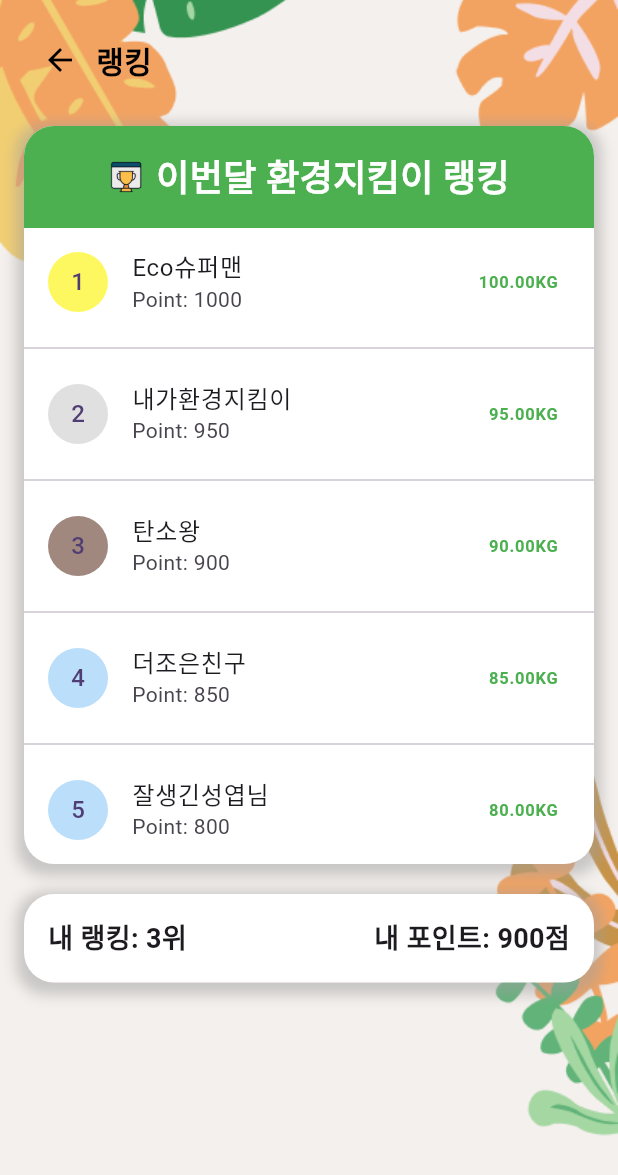
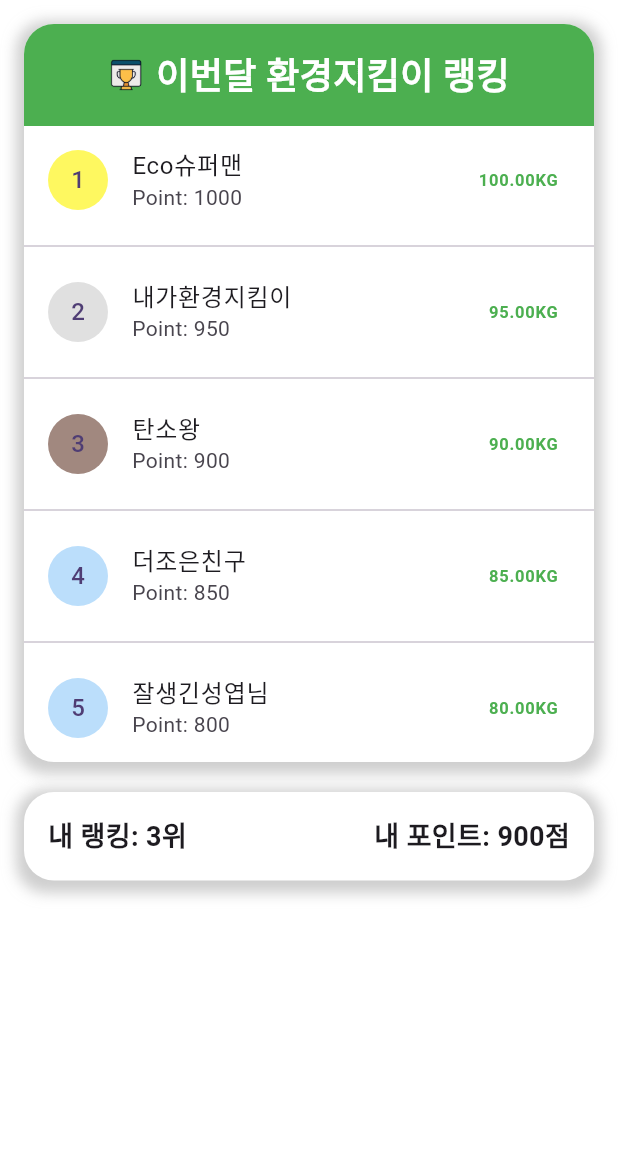
Before and after one commit to donghun-ha/pureme.Carbon_Footprint_App, a Flutter app: the RankPage screen opened directly, on a phone screen of 412 x 824 dp. Shown: the top 1175 px of the screen. Run offline on Flutter 3.47's test engine with Material 3 defaults, Android fonts, the phone set to English and light mode, and no system bars; our stand-ins replace firebase_core, get; accounts and stored records are empty.

```diff
--- a/team_project2_pure_me/lib/view/feed/feed_detail.dart
+++ b/team_project2_pure_me/lib/view/feed/feed_detail.dart
@@ -12,7 +12,7 @@ class FeedDetail extends StatelessWidget {
           image: AssetImage('images/background_id.png'), // 배경 이미지
         ),
       ),
-      child: Scaffold(
+      child: const Scaffold(
         backgroundColor: Colors.transparent,
         // 피드 가져오는 함수: fetchFeedDetail(),
         // 피드가 담겨있는 변수 : curFeed
--- a/team_project2_pure_me/lib/view/feed/feed_home.dart
+++ b/team_project2_pure_me/lib/view/feed/feed_home.dart
@@ -60,7 +60,7 @@ class FeedHome extends StatelessWidget {
                                   itemBuilder: (context, index) {
                                     return GestureDetector(
                                       onTap: () => Get.to(
-                                        () => FeedDetail(),
+                                        () => const FeedDetail(),
                                         arguments: feedHandler.feedList[index],
                                       ),
                                       child: Card(
--- a/team_project2_pure_me/lib/view/rank_page.dart
+++ b/team_project2_pure_me/lib/view/rank_page.dart
@@ -12,35 +12,14 @@ class RankPage extends StatelessWidget {
     final RankHandler rankHandler = Get.find<RankHandler>();
 
     return Scaffold(
-      body: Stack(
-        children: [
-          // 배경 이미지
-          Container(
-            decoration: BoxDecoration(
-              image: DecorationImage(
-                image: AssetImage('images/main_background_plain.png'),
-                fit: BoxFit.cover,
-              ),
-            ),
-          ),
-          // 컨텐츠
-          SafeArea(
+      backgroundColor: Colors.transparent,
+      body: SafeArea(
         child: SingleChildScrollView(
           child: Padding(
             padding: const EdgeInsets.all(16.0),
             child: Column(
               children: [
-                    // 앱바 대체
-                    Row(
-                      children: [
-                        IconButton(
-                          icon: Icon(Icons.arrow_back, color: Colors.black),
-                          onPressed: () => Get.back(),
-                        ),
-                        Text('랭킹', style: TextStyle(fontSize: 20, fontWeight: FontWeight.bold, color: Colors.black)),
-                      ],
-                    ),
-                    SizedBox(height: 20),
+
                 // 랭킹 리스트
                 Container(
                   decoration: BoxDecoration(
@@ -59,7 +38,7 @@ class RankPage extends StatelessWidget {
                     children: [
                       Container(
                         padding: const EdgeInsets.all(16.0),
-                            decoration: BoxDecoration(
+                        decoration: const BoxDecoration(
                           color: Color(0xFF4CAF50), // 진한 초록색 배경
                           borderRadius: BorderRadius.only(
                             topLeft: Radius.circular(20),
@@ -70,8 +49,8 @@ class RankPage extends StatelessWidget {
                           mainAxisAlignment: MainAxisAlignment.center,
                           children: [
                             Image.asset('images/ranking.png', width: 24, height: 24),
-                                SizedBox(width: 8),
-                                Text(
+                            const SizedBox(width: 8),
+                            const Text(
                               '이번달 환경지킴이 랭킹',
                               style: TextStyle(fontSize: 24, fontWeight: FontWeight.bold, color: Colors.white),
                             ),
@@ -80,27 +59,27 @@ class RankPage extends StatelessWidget {
                       ),
                       Obx(() => ListView.separated(
                         shrinkWrap: true,
-                            physics: NeverScrollableScrollPhysics(),
+                        physics: const NeverScrollableScrollPhysics(),
                         itemCount: rankHandler.rankList.length > 9 ? 9 : rankHandler.rankList.length,
-                            separatorBuilder: (context, index) => Divider(),
+                        separatorBuilder: (context, index) => const Divider(),
                         itemBuilder: (context, index) {
                           final user = rankHandler.rankList[index];
                           return ListTile(
                             leading: CircleAvatar(
+                              backgroundColor: _getColor(index),
                               child: Text('${index + 1}'),
-                                  backgroundColor: _getColor(index),
                             ),
                             title: Text(user.nickName),
                             subtitle: Text('Point: ${user.point}'),
                             trailing: Text('${(user.point / 10).toStringAsFixed(2)}KG',
-                                  style: TextStyle(fontWeight: FontWeight.bold, color: Colors.green)),
+                              style: const TextStyle(fontWeight: FontWeight.bold, color: Colors.green)),
                           );
                         },
                       )),
                     ],
                   ),
                 ),
-                    SizedBox(height: 20),
+                const SizedBox(height: 20),
                 // 내 랭킹 정보
                 Container(
                   decoration: BoxDecoration(
@@ -121,9 +100,9 @@ class RankPage extends StatelessWidget {
                       mainAxisAlignment: MainAxisAlignment.spaceBetween,
                       children: [
                         Text('내 랭킹: ${rankHandler.myrank.value}위',
-                                style: TextStyle(fontSize: 18, fontWeight: FontWeight.bold)),
+                            style: const TextStyle(fontSize: 18, fontWeight: FontWeight.bold)),
                         Text('내 포인트: ${rankHandler.rankList.isNotEmpty ? rankHandler.rankList[rankHandler.myrank.value - 1].point : 0}점',
-                                style: TextStyle(fontSize: 18, fontWeight: FontWeight.bold)),
+                            style: const TextStyle(fontSize: 18, fontWeight: FontWeight.bold)),
                       ],
                     )),
                   ),
@@ -132,8 +111,6 @@ class RankPage extends StatelessWidget {
             ),
           ),
         ),
-          ),
-        ],
       ),
     );
   }
--- a/team_project2_pure_me/lib/view/user_info/user_info_password.dart
+++ b/team_project2_pure_me/lib/view/user_info/user_info_password.dart
@@ -106,11 +106,11 @@ class UserInfoPassword extends StatelessWidget {
                                   );
                                 }
                               },
-                              child: const Text('비밀번호 변경'),
                               style: ElevatedButton.styleFrom(
                                 foregroundColor: Colors.white, backgroundColor: Colors.green,
                                 minimumSize: const Size(double.infinity, 50),
                               ),
+                              child: const Text('비밀번호 변경'),
                             ),
                           ),
                         ],
--- a/team_project2_pure_me/lib/view/user_info/user_info_update.dart
+++ b/team_project2_pure_me/lib/view/user_info/user_info_update.dart
@@ -113,8 +113,8 @@ class UserInfoUpdate extends StatelessWidget {
                                           Image.asset('images/sprout.png', width: 24, height: 24),const SizedBox(height: 10),
                                         ],
                                       ),
-                                      Text(style: const TextStyle(fontSize: 30, fontWeight: FontWeight.bold),'$nickName'),
-                                      Text(style: const TextStyle(fontSize: 20, fontWeight: FontWeight.normal),'$email'),
+                                      Text(style: const TextStyle(fontSize: 30, fontWeight: FontWeight.bold),nickName),
+                                      Text(style: const TextStyle(fontSize: 20, fontWeight: FontWeight.normal),email),
                                     ],
                                   ),
                                 ),
@@ -156,11 +156,11 @@ class UserInfoUpdate extends StatelessWidget {
                                   const SnackBar(content: Text('회원 정보가 수정되었습니다. (개발 중)')),
                                 );
                               },
-                              child: const Text('수정 완료'),
                               style: ElevatedButton.styleFrom(
                                 foregroundColor: Colors.white, backgroundColor: Colors.green,
                                 minimumSize: const Size(double.infinity, 50),
                               ),
+                              child: const Text('수정 완료'),
                             ),
                           ),const SizedBox(height: 25)
                         ],
```
Also changed, not shown: team_project2_pure_me/lib/view/calc/calc_home.dart (+4 -4 lines), team_project2_pure_me/lib/view/home.dart (+7 -7 lines), team_project2_pure_me/lib/view/user_info/user_info_config.dart (+7 -4 lines), team_project2_pure_me/lib/view/user_info/user_info_home.dart (+37 -32 lines). Lines whose indentation alone changed are shown as unchanged.
